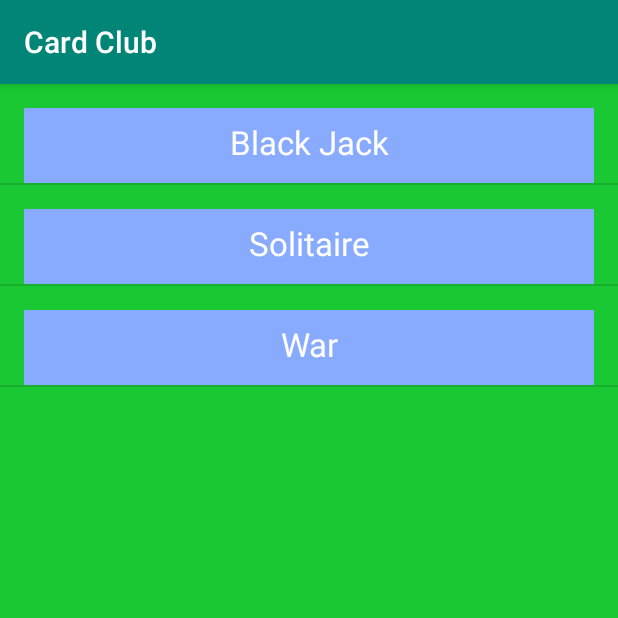
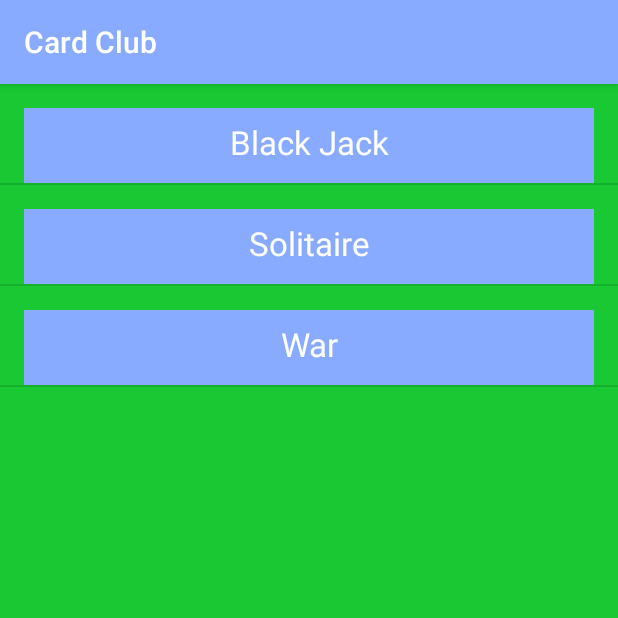
Before and after one commit to Harrison-Wall/CardClub, an Android app: the screen it shows after launch (MainActivity), on a phone screen of 412 x 824 dp, the top half of it. Run offline under Robolectric (Android 15) with nearby library versions, the phone set to English and light mode, and no system bars.

Commit message:
Updated Colors, Fixed Solitaire Alert

```diff
--- a/CardClub/app/src/main/java/com/example/android/cardclub/SolitaireView.java
+++ b/CardClub/app/src/main/java/com/example/android/cardclub/SolitaireView.java
@@ -358,7 +358,9 @@ public class SolitaireView extends SurfaceView implements Runnable
     {
         // Show and Alert Message https://www.tutorialspoint.com/android/android_alert_dialoges.html
         AlertDialog.Builder alertBuilder = new AlertDialog.Builder(getContext());
+        alertBuilder.setTitle("Game Over");
         alertBuilder.setMessage("You Won!");
+        alertBuilder.setCancelable(false);
 
         // New Game should remove all cards, reshuffle and reDeal
         alertBuilder.setPositiveButton("New Game", new DialogInterface.OnClickListener()
--- a/CardClub/app/src/main/res/values/colors.xml
+++ b/CardClub/app/src/main/res/values/colors.xml
@@ -1,7 +1,7 @@
 <?xml version="1.0" encoding="utf-8"?>
 <resources>
-    <color name="colorPrimary">#008577</color>
-    <color name="colorPrimaryDark">#00574B</color>
+    <color name="colorPrimary">#88AAFF</color>
+    <color name="colorPrimaryDark">#4477AA</color>
     <color name="colorAccent">#D81B60</color>
     <color name="background">#19c832</color>
 </resources>
```
